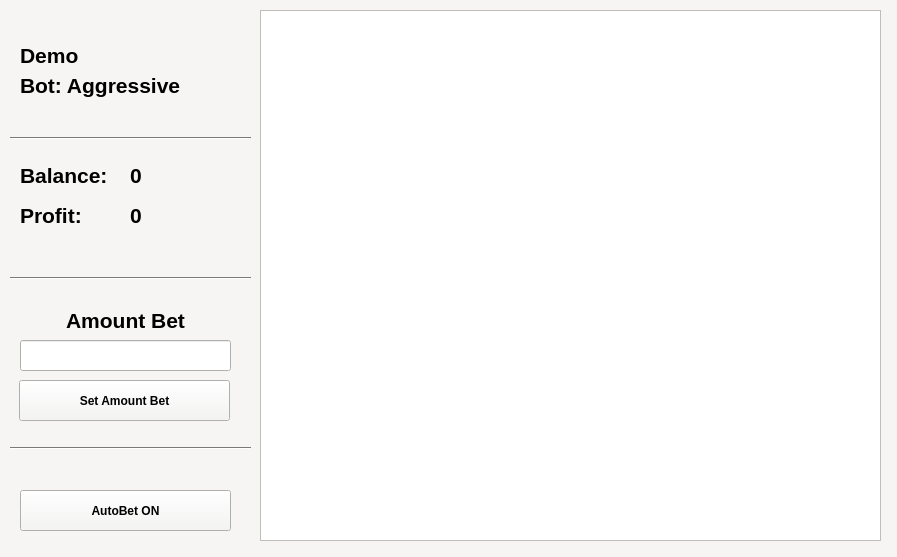
bikerlfh/crashbot, file apps/gui/resources/ui/console.ui: the form before one commit.
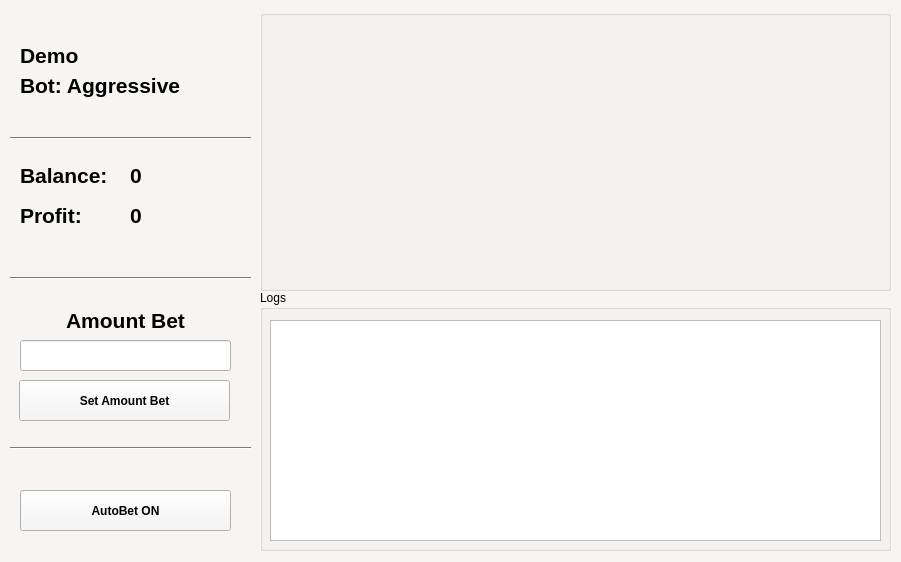
The form after the commit.

The edit to the form file:
```diff
--- a/apps/gui/resources/ui/console.ui
+++ b/apps/gui/resources/ui/console.ui
@@ -6,8 +6,8 @@
    <rect>
     <x>0</x>
     <y>0</y>
-    <width>897</width>
-    <height>557</height>
+    <width>901</width>
+    <height>562</height>
    </rect>
   </property>
   <property name="minimumSize">
@@ -18,8 +18,8 @@
   </property>
   <property name="maximumSize">
    <size>
-    <width>897</width>
-    <height>557</height>
+    <width>1920</width>
+    <height>1080</height>
    </size>
   </property>
   <property name="palette">
@@ -470,16 +470,6 @@
   <property name="inputMethodHints">
    <set>Qt::ImhPreferNumbers</set>
   </property>
-  <widget class="QListWidget" name="list_log">
-   <property name="geometry">
-    <rect>
-     <x>260</x>
-     <y>10</y>
-     <width>621</width>
-     <height>531</height>
-    </rect>
-   </property>
-  </widget>
   <widget class="QPushButton" name="btn_set_max_amount">
    <property name="geometry">
     <rect>
@@ -723,7 +713,43 @@
     <enum>Qt::Horizontal</enum>
    </property>
   </widget>
-  <zorder>list_log</zorder>
+  <widget class="QGroupBox" name="groupBox_2">
+   <property name="geometry">
+    <rect>
+     <x>260</x>
+     <y>290</y>
+     <width>631</width>
+     <height>261</height>
+    </rect>
+   </property>
+   <property name="title">
+    <string>Logs</string>
+   </property>
+   <widget class="QListWidget" name="list_log">
+    <property name="geometry">
+     <rect>
+      <x>10</x>
+      <y>30</y>
+      <width>611</width>
+      <height>221</height>
+     </rect>
+    </property>
+   </widget>
+  </widget>
+  <widget class="QGroupBox" name="gbox_graph">
+   <property name="geometry">
+    <rect>
+     <x>260</x>
+     <y>10</y>
+     <width>631</width>
+     <height>281</height>
+    </rect>
+   </property>
+   <property name="title">
+    <string/>
+   </property>
+  </widget>
+  <zorder>groupBox_2</zorder>
   <zorder>btn_set_max_amount</zorder>
   <zorder>btn_auto_bet</zorder>
   <zorder>label</zorder>
```
Left out of the diff: 5 changed lines with no effect on the pictures.
